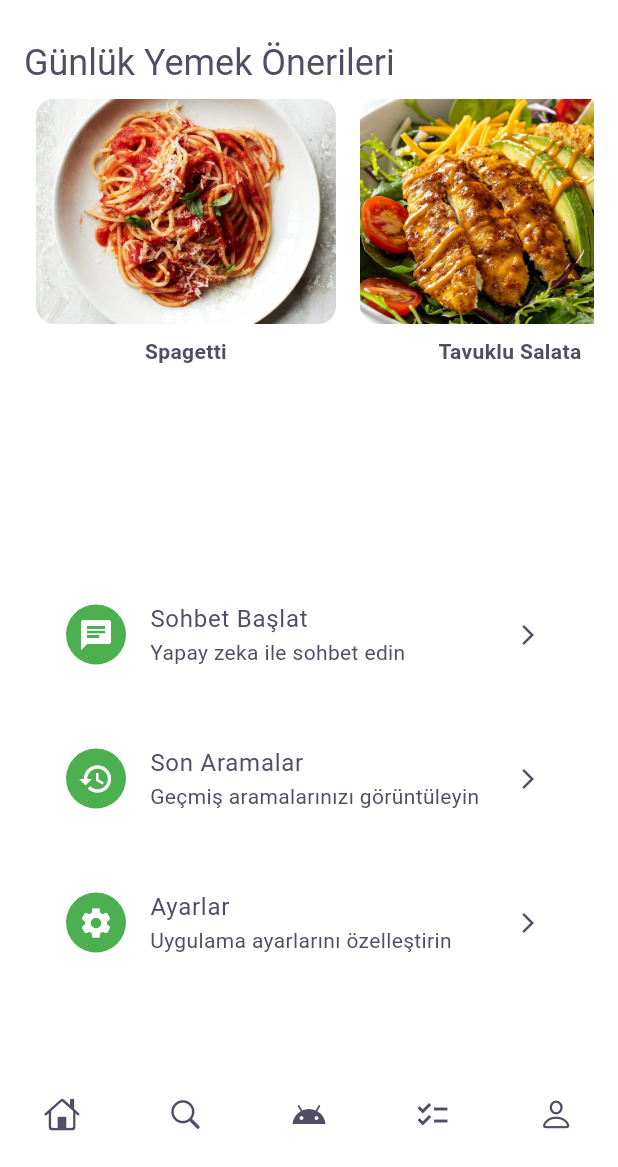
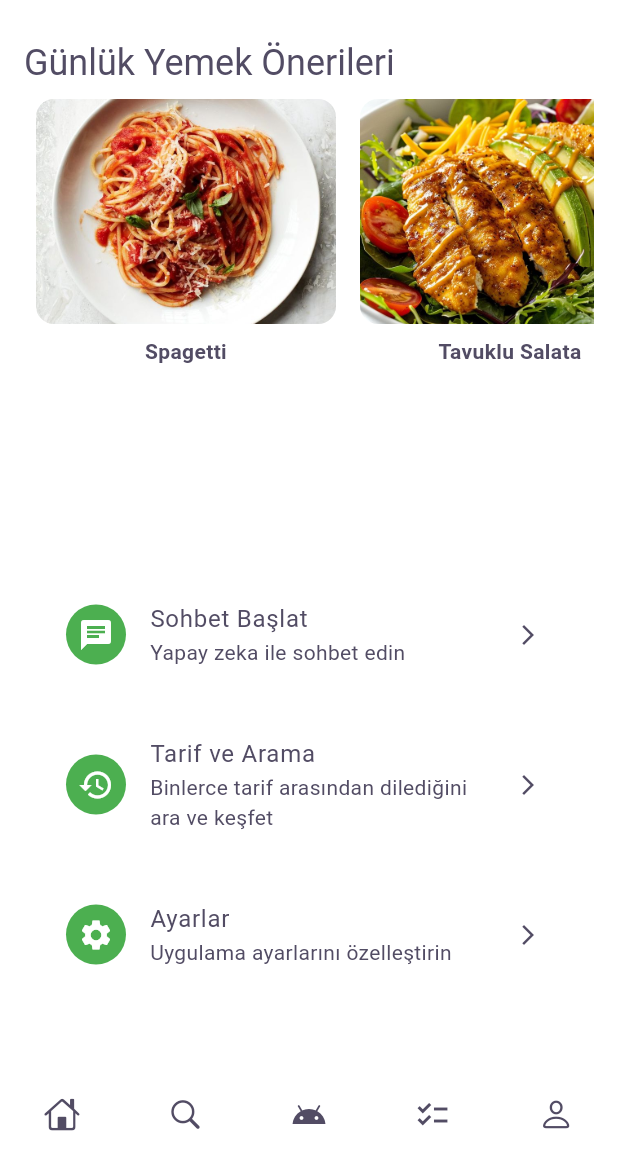
Before and after one commit to omerersan/FoodSync, a Flutter app: the HomeScreen screen opened by its route, on a phone screen of 412 x 824 dp, the part 69-1236 px from its top. Run offline on Flutter 3.47's test engine with Material 3 defaults, Android fonts, the light colour scheme and no system bars; our stand-ins replace go_router, google_fonts, lottie; missing offline and left inert: dotlottie_loader.

```diff
--- a/lib/screens/home_screen.dart
+++ b/lib/screens/home_screen.dart
@@ -51,7 +51,7 @@ class HomeScreen extends StatelessWidget {
             ),
             ListTile(
               leading: const Icon(CupertinoIcons.search),
-              title: const Text('Arama Geçmişi'),
+              title: const Text('Tarif ve Arama'),
               onTap: () => context.push("/search"),
             ),
             ListTile(
@@ -130,8 +130,9 @@ class HomeScreen extends StatelessWidget {
                     const SizedBox(height: 16),
                     SuggestedActionCard(
                       icon: Icons.history,
-                      title: "Son Aramalar",
-                      subtitle: "Geçmiş aramalarınızı görüntüleyin",
+                      title: "Tarif ve Arama",
+                      subtitle:
+                          "Binlerce tarif arasından dilediğini ara ve keşfet",
                       onTap: () => context.push("/search"),
                     ),
                     const SizedBox(height: 16),
```
Also changed, not shown: 5 other files.
